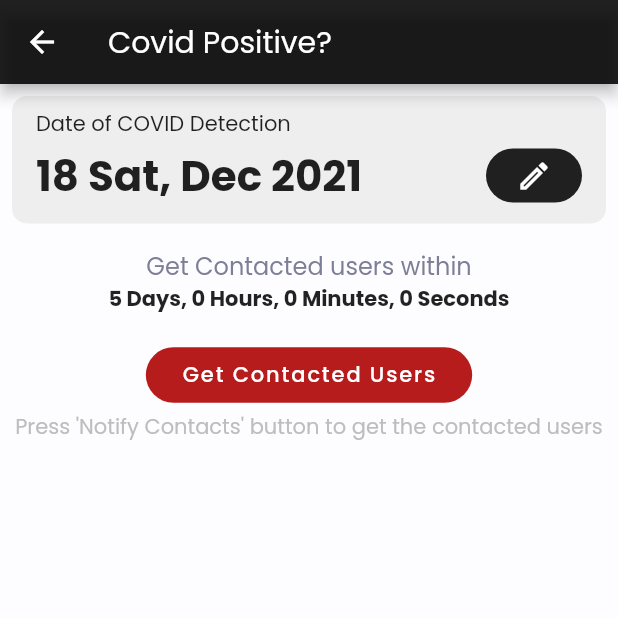
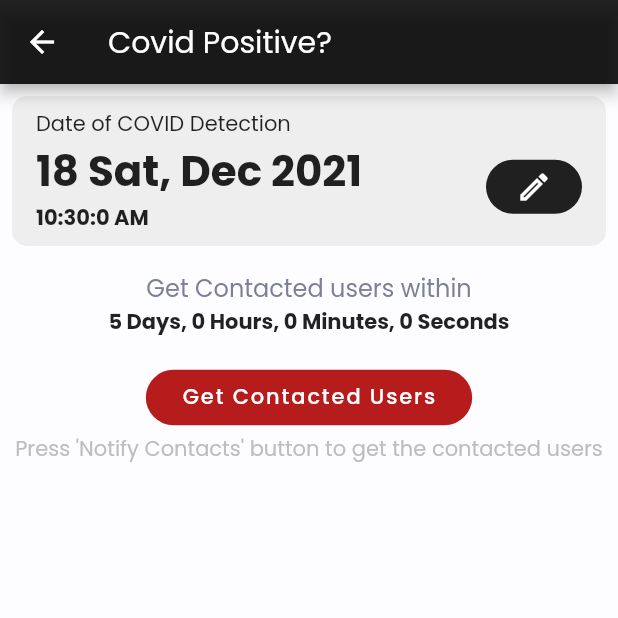
Before and after one commit to anjuchamantha/COVID19-Bubble-Detector, a Flutter app: the DetectCovidPage screen opened by its route, on a phone screen of 412 x 824 dp, the top half of it. Run offline on Flutter 3.47's test engine with Material 2 defaults, Android fonts, the phone set to English and light mode, and no system bars; our stand-ins replace cloud_firestore, firebase_auth, firebase_core, firebase_messaging, flutter_bluetooth_serial, flutter_datetime_picker and 4 more; missing offline and left inert: flutter_beacon, flutter_picker; accounts and stored records are empty; statements that could not run were skipped.

Commit message:
Get Firebase user data of contacted users

```diff
--- a/bubble_detector/lib/models/contact_user.dart
+++ b/bubble_detector/lib/models/contact_user.dart
@@ -5,11 +5,14 @@ class ContactUser {
   var userId;
   var firebaseToken;
   var isStore;
+  var name;
 
   ContactUser(this.phone, this.dateTime, this.distance);
 
-  updateUserData(String userId, String token) {
+  updateUserData(String name, String userId, String token, bool isStore) {
+    this.name = name;
     this.userId = userId;
     this.firebaseToken = token;
+    this.isStore = isStore;
   }
 }
--- a/bubble_detector/lib/views/pages/Covid/detect_covid_page.dart
+++ b/bubble_detector/lib/views/pages/Covid/detect_covid_page.dart
@@ -112,18 +112,25 @@ class DetectCovidPage extends StatelessWidget {
           if (notificationCount != 0) {
             return Column(
               children: [
-                ListView.builder(
+                Text("No of Direct contacts : $notificationCount"),
+                Text("All contacts : 0"),
+                Container(
+                  height: MediaQuery.of(context).size.height - 450,
+                  child: ListView.builder(
                     shrinkWrap: true,
                     itemCount: notificationCount,
                     itemBuilder: (ctxt, index) {
-                    String contactedDate = DateFormat('d EEE, MMM yyyy')
-                        .format(covidController.contactedUsers[index].dateTime);
-                    String dis = covidController.contactedUsers[index].distance
+                      String contactedDate =
+                          DateFormat('h:m:s a, d EEE, MMM yyyy').format(
+                              covidController.contactedUsers[index].dateTime);
+                      String dis = covidController
+                          .contactedUsers[index].distance
                           .toString()
                           .substring(0, 3);
-                    return Column(
-                      children: [
-                        ListTile(
+                      return ListTile(
+                        visualDensity:
+                            VisualDensity(horizontal: 0, vertical: -4),
+                        trailing: buildIsStoreIcon(covidController),
                         leading: Container(
                           height: 40,
                           width: 70,
@@ -142,12 +149,13 @@ class DetectCovidPage extends StatelessWidget {
                         title:
                             Text(covidController.contactedUsers[index].phone),
                         subtitle: Text(contactedDate),
-                        ),
-                      ],
                       );
                     },
                   ),
-                Row(
+                ),
+                Padding(
+                  padding: const EdgeInsets.fromLTRB(0, 8, 0, 0),
+                  child: Row(
                     mainAxisAlignment: MainAxisAlignment.spaceAround,
                     children: [
                       ElevatedButton(
@@ -169,6 +177,7 @@ class DetectCovidPage extends StatelessWidget {
                         },
                       ),
                     ],
+                  ),
                 )
               ],
             );
@@ -187,6 +196,13 @@ class DetectCovidPage extends StatelessWidget {
     );
   }
 
+  Icon buildIsStoreIcon(CovidController covidController) {
+    return Icon(
+      Icons.shopping_cart,
+      color: Colors.black87,
+    );
+  }
+
   Container buildDateSection(
       CovidController covidController, BuildContext context) {
     return Container(
@@ -198,8 +214,10 @@ class DetectCovidPage extends StatelessWidget {
       child: Column(
         children: [
           Obx(() {
-            var now = covidController.dateSelected.value;
-            String formattedDate = DateFormat('d EEE, MMM yyyy').format(now);
+            var dateSelec = covidController.dateSelected.value;
+            String formattedDate =
+                DateFormat('d EEE, MMM yyyy').format(dateSelec);
+            String formattedDTime = DateFormat('h:m:s a').format(dateSelec);
             return Column(
               children: [
                 Row(
@@ -215,13 +233,26 @@ class DetectCovidPage extends StatelessWidget {
                     Expanded(
                       child: Container(
                         // color: Colors.grey[200],
-                        child: Text(
+                        child: Column(
+                          crossAxisAlignment: CrossAxisAlignment.start,
+                          children: [
+                            Text(
                               "$formattedDate",
                               style: TextStyle(
                                 color: Colors.black87,
                                 fontSize: 28,
                                 fontWeight: FontWeight.bold,
                               ),
+                            ),
+                            Text(
+                              "$formattedDTime",
+                              style: TextStyle(
+                                color: Colors.black87,
+                                fontSize: 14,
+                                fontWeight: FontWeight.bold,
+                              ),
+                            ),
+                          ],
                         ),
                       ),
                     ),
```
Also changed, not shown: bubble_detector/lib/controllers/database_controllers/covid_controller.dart (+11 -1 lines). Lines whose indentation alone changed are shown as unchanged.
